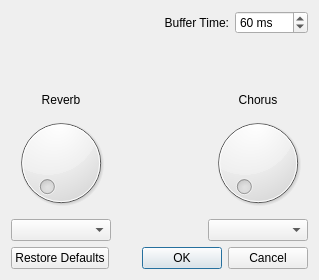
pedrolcl/drumstick, file library/widgets/sonivoxsettingsdialog.ui: the form before one commit.
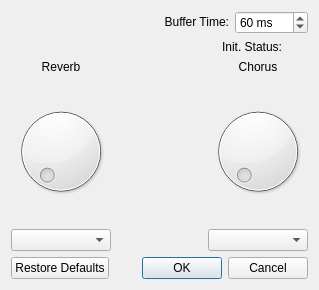
The form after the commit. Icons and pictures are not drawn.

What changed in the file:
```diff
--- a/library/widgets/sonivoxsettingsdialog.ui
+++ b/library/widgets/sonivoxsettingsdialog.ui
@@ -7,7 +7,7 @@
     <x>0</x>
     <y>0</y>
     <width>319</width>
-    <height>280</height>
+    <height>290</height>
    </rect>
   </property>
   <property name="windowTitle">
@@ -20,7 +20,7 @@
   <layout class="QGridLayout" name="gridLayout_2">
    <item row="0" column="0">
     <layout class="QGridLayout" name="gridLayout">
-     <item row="2" column="2">
+     <item row="5" column="2">
       <widget class="QLabel" name="lblChorus">
        <property name="text">
         <string>Chorus</string>
@@ -30,27 +30,14 @@
        </property>
       </widget>
      </item>
-     <item row="1" column="1">
-      <spacer name="verticalSpacer">
-       <property name="orientation">
-        <enum>Qt::Vertical</enum>
-       </property>
-       <property name="sizeHint" stdset="0">
-        <size>
-         <width>20</width>
-         <height>8</height>
-        </size>
-       </property>
-      </spacer>
-     </item>
-     <item row="3" column="2">
+     <item row="6" column="2">
       <widget class="QDial" name="dial_Chorus">
        <property name="maximum">
         <number>32765</number>
        </property>
       </widget>
      </item>
-     <item row="2" column="0">
+     <item row="5" column="0">
       <widget class="QLabel" name="lblReverb">
        <property name="text">
         <string>Reverb</string>
@@ -60,12 +47,22 @@
        </property>
       </widget>
      </item>
+     <item row="6" column="0">
+      <widget class="QDial" name="dial_Reverb">
+       <property name="maximum">
+        <number>32765</number>
+       </property>
+      </widget>
+     </item>
+     <item row="7" column="0">
+      <widget class="QComboBox" name="combo_Reverb"/>
+     </item>
      <item row="0" column="0" colspan="3">
       <layout class="QHBoxLayout" name="horizontalLayout_2">
        <item>
         <widget class="QLabel" name="lblBufferTime">
          <property name="sizePolicy">
-          <sizepolicy hsizetype="Expanding" vsizetype="Minimum">
+          <sizepolicy hsizetype="Expanding" vsizetype="Fixed">
            <horstretch>0</horstretch>
            <verstretch>0</verstretch>
           </sizepolicy>
@@ -96,18 +93,61 @@
        </item>
       </layout>
      </item>
-     <item row="4" column="0">
-      <widget class="QComboBox" name="combo_Reverb"/>
-     </item>
-     <item row="4" column="2">
+     <item row="7" column="2">
       <widget class="QComboBox" name="combo_Chorus"/>
      </item>
-     <item row="3" column="0">
-      <widget class="QDial" name="dial_Reverb">
-       <property name="maximum">
-        <number>32765</number>
+     <item row="1" column="0" rowspan="2" colspan="3">
+      <layout class="QHBoxLayout" name="horizontalLayout">
+       <item>
+        <widget class="QLabel" name="lblStatusLabel">
+         <property name="sizePolicy">
+          <sizepolicy hsizetype="Expanding" vsizetype="Fixed">
+           <horstretch>0</horstretch>
+           <verstretch>0</verstretch>
+          </sizepolicy>
+         </property>
+         <property name="text">
+          <string>Init. Status:</string>
+         </property>
+         <property name="alignment">
+          <set>Qt::AlignRight|Qt::AlignTrailing|Qt::AlignVCenter</set>
+         </property>
+        </widget>
+       </item>
+       <item>
+        <widget class="QLabel" name="lblStatusText">
+         <property name="sizePolicy">
+          <sizepolicy hsizetype="Minimum" vsizetype="Fixed">
+           <horstretch>0</horstretch>
+           <verstretch>0</verstretch>
+          </sizepolicy>
+         </property>
+        </widget>
+       </item>
+       <item>
+        <widget class="QLabel" name="lblStatusIcon">
+         <property name="sizePolicy">
+          <sizepolicy hsizetype="Minimum" vsizetype="Fixed">
+           <horstretch>0</horstretch>
+           <verstretch>0</verstretch>
+          </sizepolicy>
+         </property>
+        </widget>
+       </item>
+      </layout>
+     </item>
+     <item row="6" column="1">
+      <spacer name="verticalSpacer">
+       <property name="orientation">
+        <enum>Qt::Vertical</enum>
        </property>
-      </widget>
+       <property name="sizeHint" stdset="0">
+        <size>
+         <width>20</width>
+         <height>40</height>
+        </size>
+       </property>
+      </spacer>
      </item>
     </layout>
    </item>
```
